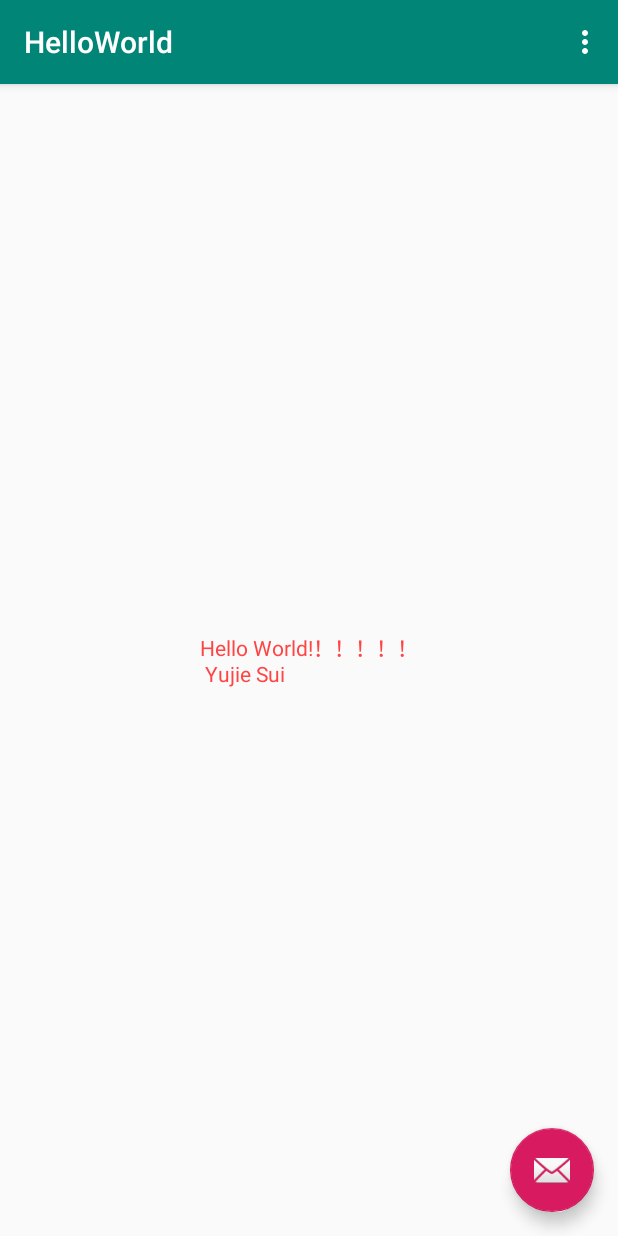
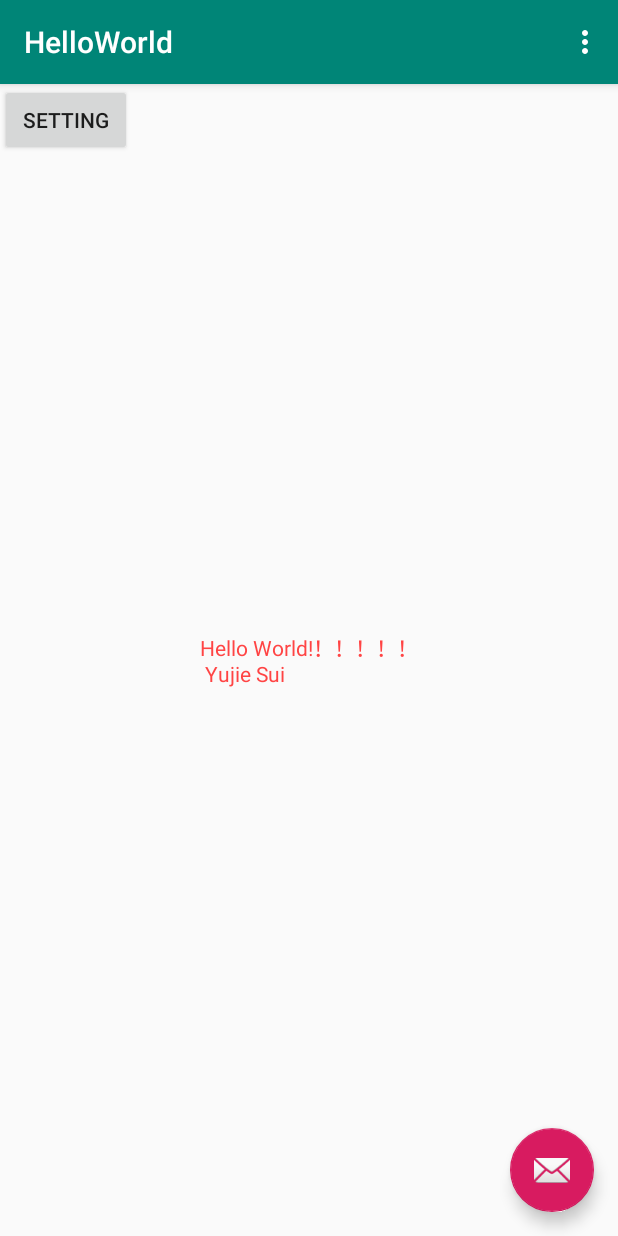
Before and after one commit to sui1234/MemoryGame, an Android app: the screen it shows after launch (MainActivity), on a phone screen of 412 x 824 dp. Run offline under Robolectric (Android 15) with nearby library versions, the light colour scheme and no system bars.

Commit message:
first changed 7 jan

```diff
--- a/HelloWorld/app/src/main/res/layout/content_main.xml
+++ b/HelloWorld/app/src/main/res/layout/content_main.xml
@@ -17,5 +17,16 @@
         app:layout_constraintLeft_toLeftOf="parent"
         app:layout_constraintRight_toRightOf="parent"
         app:layout_constraintTop_toTopOf="parent" />
+    <Button
+        android:id="@+id/bt1"
+        android:layout_height="wrap_content"
+        android:layout_width="wrap_content"
+        android:text="setting"
+
+        app:layout_constraintLeft_toLeftOf="parent"/>
+
+
+
+
 
 </android.support.constraint.ConstraintLayout>
```
